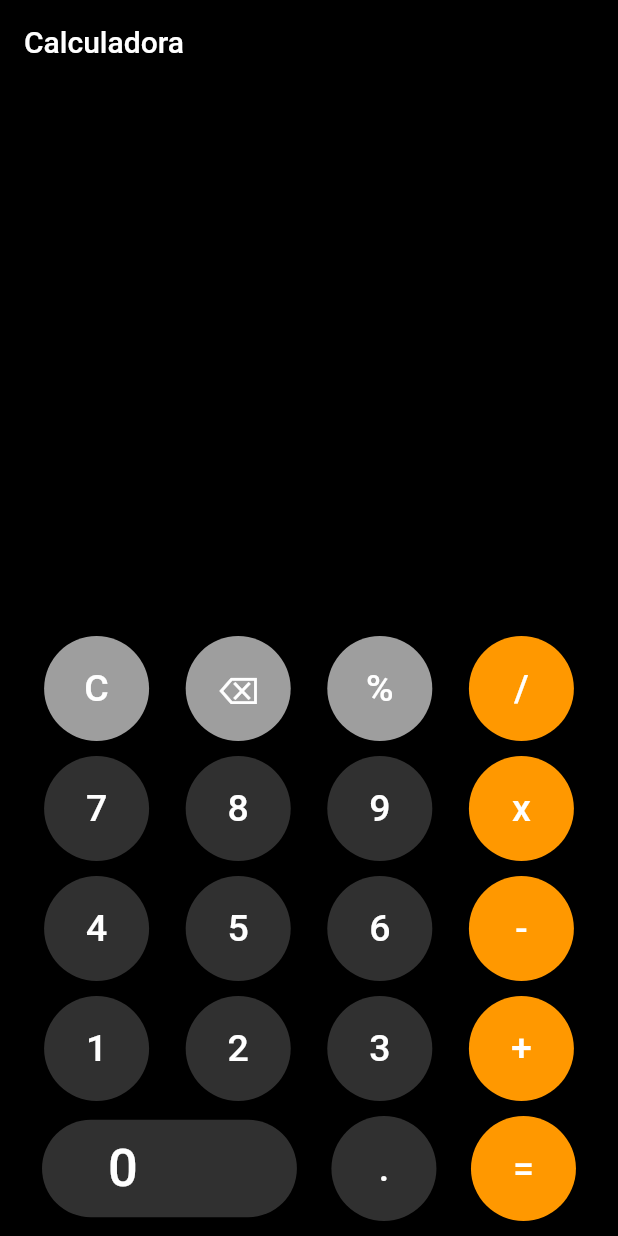
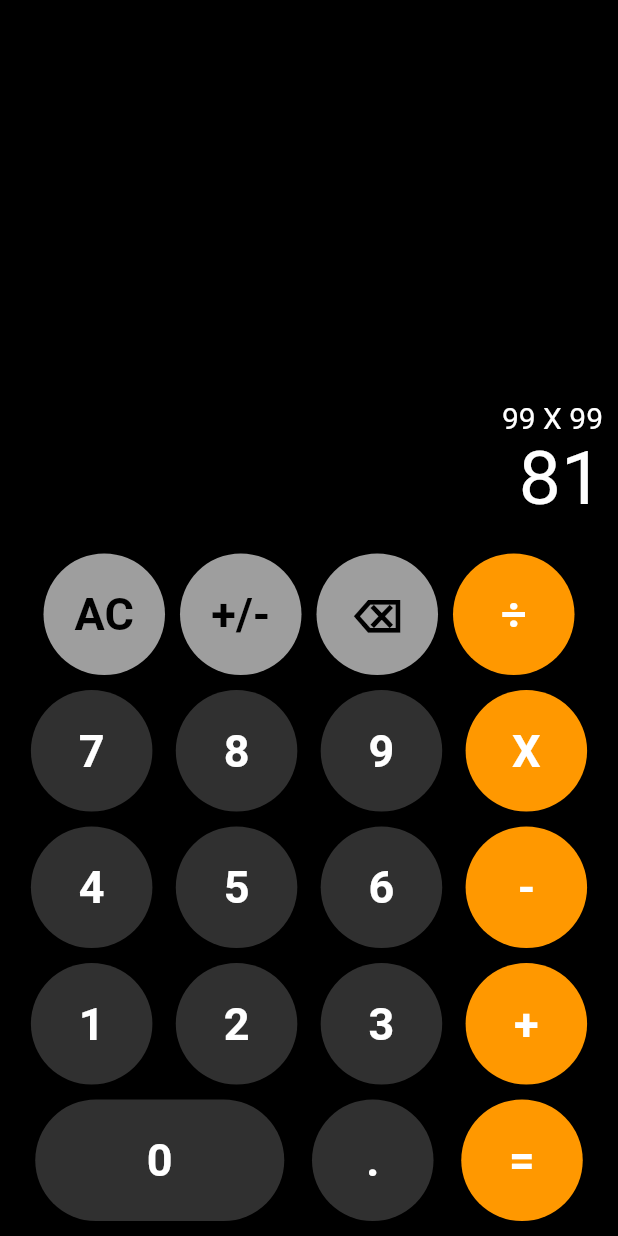
Before and after one commit to TheAlanMC/Calculadora, a Flutter app: the screen it shows after launch, on a phone screen of 412 x 824 dp. Run offline on Flutter 3.47's test engine with Material 2 defaults, Android fonts, the phone set to English and light mode, and no system bars.

Commit message:
Improved UI

```diff
--- a/lib/calculator.dart
+++ /dev/null
@@ -1,158 +0,0 @@
-// ignore_for_file: prefer_const_literals_to_create_immutables, prefer_const_constructors
-
-import 'package:flutter/material.dart';
-
-import 'numButton.dart';
-
-class Calculator extends StatefulWidget {
-  const Calculator({Key? key, required String title}) : super(key: key);
-
-  @override
-  State<Calculator> createState() => _CalculatorState();
-}
-
-class _CalculatorState extends State<Calculator> {
-  @override
-  Widget build(BuildContext context) {
-    return Scaffold(
-        backgroundColor: Colors.black,
-        appBar: AppBar(
-          title: const Text("Calculadora"),
-          backgroundColor: Colors.black,
-        ),
-        body: Padding(
-          padding: EdgeInsets.symmetric(horizontal: 5),
-          child: Column(
-            mainAxisAlignment: MainAxisAlignment.end,
-            children: [
-              Row(
-                mainAxisAlignment: MainAxisAlignment.end,
-                children: [
-                  Padding(
-                    padding: EdgeInsets.all(10.0),
-                    child: Text(
-                      text,
-                      textAlign: TextAlign.left,
-                      style: TextStyle(color: Colors.white, fontSize: 80),
-                    ),
-                  )
-                ],
-              ),
-              Row(
-                mainAxisAlignment: MainAxisAlignment.spaceEvenly,
-                children: [
-                  NumButton(btnText: "C", btnColor: Colors.grey),
-                  NumButton(btnText: "⌫", btnColor: Colors.grey),
-                  NumButton(btnText: "%", btnColor: Colors.grey),
-                  NumButton(btnText: "/", btnColor: Colors.orange),
-                ],
-              ),
-              SizedBox(
-                height: 10,
-              ),
-              Row(
-                mainAxisAlignment: MainAxisAlignment.spaceEvenly,
-                children: [
-                  NumButton(btnText: "7", btnColor: (Colors.grey[850])!),
-                  NumButton(btnText: "8", btnColor: (Colors.grey[850])!),
-                  NumButton(btnText: "9", btnColor: (Colors.grey[850])!),
-                  NumButton(btnText: "x", btnColor: Colors.orange),
-                ],
-              ),
-              SizedBox(
-                height: 10,
-              ),
-              Row(
-                mainAxisAlignment: MainAxisAlignment.spaceEvenly,
-                children: [
-                  NumButton(btnText: "4", btnColor: (Colors.grey[850])!),
-                  NumButton(btnText: "5", btnColor: (Colors.grey[850])!),
-                  NumButton(btnText: "6", btnColor: (Colors.grey[850])!),
-                  NumButton(btnText: "-", btnColor: Colors.orange),
-                ],
-              ),
-              SizedBox(
-                height: 10,
-              ),
-              Row(
-                mainAxisAlignment: MainAxisAlignment.spaceEvenly,
-                children: [
-                  NumButton(btnText: "1", btnColor: (Colors.grey[850])!),
-                  NumButton(btnText: "2", btnColor: (Colors.grey[850])!),
-                  NumButton(btnText: "3", btnColor: (Colors.grey[850])!),
-                  NumButton(btnText: "+", btnColor: Colors.orange),
-                ],
-              ),
-              SizedBox(
-                height: 10,
-              ),
-              Row(
-                mainAxisAlignment: MainAxisAlignment.spaceEvenly,
-                children: [
-                  ElevatedButton(
-                    onPressed: () {},
-                    child: Padding(
-                      padding: EdgeInsets.fromLTRB(28, 12, 90, 12),
-                      child: Text(
-                        "0",
-                        style: TextStyle(fontSize: 35, color: Colors.white),
-                      ),
-                    ),
-                    style: ElevatedButton.styleFrom(
-                        shape: StadiumBorder(), primary: (Colors.grey[850])),
-                  ),
-                  NumButton(btnText: ".", btnColor: (Colors.grey[850])!),
-                  NumButton(btnText: "=", btnColor: Colors.orange),
-                ],
-              ),
-              SizedBox(
-                height: 10,
-              ),
-            ],
-          ),
-        ));
-  }
-
-  //logic
-  int firstNumber = 0;
-  int secondNumber = 0;
-  String result = "";
-  String text = "";
-  String operation = "";
-
-  void calculate(String btnText) {
-    if (btnText == "C") {
-      result = "";
-      text = "";
-      firstNumber = 0;
-      secondNumber = 0;
-    } else if (btnText == "+" ||
-        btnText == "-" ||
-        btnText == "x" ||
-        btnText == "/") {
-      firstNumber = int.parse(text);
-      result = "";
-      operation = btnText;
-    } else if (btnText == "=") {
-      secondNumber = int.parse(text);
-      if (operation == "+") {
-        result = (firstNumber + secondNumber).toString();
-      }
-      if (operation == "-") {
-        result = (firstNumber - secondNumber).toString();
-      }
-      if (operation == "x") {
-        result = (firstNumber * secondNumber).toString();
-      }
-      if (operation == "/") {
-        result = (firstNumber / secondNumber).toString();
-      }
-    } else {
-      result = int.parse(text + btnText).toString();
-    }
-
-    setState(() {
-      text = result;
-    });
-  }
-}
--- a/lib/main.dart
+++ b/lib/main.dart
@@ -1,6 +1,6 @@
 import 'package:flutter/material.dart';
 
-import 'calculator.dart';
+import 'screens/calculator.dart';
 
 void main() {
   runApp(const MyApp());
@@ -11,9 +11,11 @@ class MyApp extends StatelessWidget {
 
   @override
   Widget build(BuildContext context) {
-    return const MaterialApp(
-      debugShowCheckedModeBanner: false,
-      home: Calculator(title: 'Calculadora'),
-    );
+    return MaterialApp(
+        debugShowCheckedModeBanner: false,
+        title: 'Calculadora',
+        home: Calculator(),
+        theme:
+            ThemeData.dark().copyWith(scaffoldBackgroundColor: Colors.black));
   }
 }
--- a/lib/numButton.dart
+++ /dev/null
@@ -1,67 +0,0 @@
-// ignore_for_file: prefer_const_literals_to_create_immutables, prefer_const_constructors
-
-import 'package:flutter/material.dart';
-
-class NumButton extends StatelessWidget {
-  final String btnText;
-  final Color btnColor;
-  final Color txtColor;
-  const NumButton({
-    Key? key,
-    required this.btnText,
-    required this.btnColor,
-    this.txtColor = Colors.white,
-  }) : super(key: key);
-
-  @override
-  Widget build(BuildContext context) {
-    return ElevatedButton(
-      onPressed: () => {print(btnText)},
-      style: ElevatedButton.styleFrom(
-        fixedSize: Size(70, 70),
-        shape: CircleBorder(),
-        primary: btnColor,
-      ),
-      child: Text(
-        btnText,
-        style: TextStyle(fontSize: 25, color: txtColor),
-      ),
-    );
-  }
-
-  void calculate(String btnText) {
-    if (btnText == "C") {
-      result = "";
-      text = "";
-      firstNumber = 0;
-      secondNumber = 0;
-    } else if (btnText == "+" ||
-        btnText == "-" ||
-        btnText == "x" ||
-        btnText == "/") {
-      firstNumber = int.parse(text);
-      result = "";
-      operation = btnText;
-    } else if (btnText == "=") {
-      secondNumber = int.parse(text);
-      if (operation == "+") {
-        result = (firstNumber + secondNumber).toString();
-      }
-      if (operation == "-") {
-        result = (firstNumber - secondNumber).toString();
-      }
-      if (operation == "x") {
-        result = (firstNumber * secondNumber).toString();
-      }
-      if (operation == "/") {
-        result = (firstNumber / secondNumber).toString();
-      }
-    } else {
-      result = int.parse(text + btnText).toString();
-    }
-
-    setState(() {
-      text = result;
-    });
-  }
-}
--- /dev/null
+++ b/lib/screens/calculator.dart
@@ -0,0 +1,84 @@
+import 'package:calculadora/widgets/main_result.dart';
+import 'package:calculadora/widgets/sub_result.dart';
+import 'package:flutter/material.dart';
+import '../widgets/num_button.dart';
+
+class Calculator extends StatelessWidget {
+  const Calculator({Key? key}) : super(key: key);
+
+  @override
+  Widget build(BuildContext context) {
+    return Scaffold(
+        body: SafeArea(
+            child: Container(
+                margin: EdgeInsets.symmetric(horizontal: 10),
+                child: Column(
+                  children: [
+                    Expanded(
+                      child: Container(),
+                    ),
+                    SubResult(text: "99 X 99"),
+                    MainResult(text: "81"),
+                    Row(
+                      mainAxisAlignment: MainAxisAlignment.center,
+                      children: [
+                        NumButton(
+                          btnText: "AC",
+                          btnColor: Colors.grey,
+                          txtColor: Colors.black,
+                        ),
+                        NumButton(
+                          btnText: "+/-",
+                          btnColor: Colors.grey,
+                          txtColor: Colors.black,
+                        ),
+                        NumButton(
+                          btnText: "⌫",
+                          btnColor: Colors.grey,
+                          txtColor: Colors.black,
+                        ),
+                        NumButton(btnText: "÷", btnColor: Colors.orange),
+                      ],
+                    ),
+                    Row(
+                      mainAxisAlignment: MainAxisAlignment.spaceEvenly,
+                      children: [
+                        NumButton(btnText: "7", btnColor: Color(0xff303030)),
+                        NumButton(btnText: "8", btnColor: Color(0xff303030)),
+                        NumButton(btnText: "9", btnColor: Color(0xff303030)),
+                        NumButton(btnText: "X", btnColor: Colors.orange),
+                      ],
+                    ),
+                    Row(
+                      mainAxisAlignment: MainAxisAlignment.spaceEvenly,
+                      children: [
+                        NumButton(btnText: "4", btnColor: Color(0xff303030)),
+                        NumButton(btnText: "5", btnColor: Color(0xff303030)),
+                        NumButton(btnText: "6", btnColor: Color(0xff303030)),
+                        NumButton(btnText: "-", btnColor: Colors.orange),
+                      ],
+                    ),
+                    Row(
+                      mainAxisAlignment: MainAxisAlignment.spaceEvenly,
+                      children: [
+                        NumButton(btnText: "1", btnColor: Color(0xff303030)),
+                        NumButton(btnText: "2", btnColor: Color(0xff303030)),
+                        NumButton(btnText: "3", btnColor: Color(0xff303030)),
+                        NumButton(btnText: "+", btnColor: Colors.orange),
+                      ],
+                    ),
+                    Row(
+                      mainAxisAlignment: MainAxisAlignment.spaceEvenly,
+                      children: [
+                        NumButton(
+                            btnText: "0",
+                            btnColor: Color(0xff303030),
+                            big: true),
+                        NumButton(btnText: ".", btnColor: Color(0xff303030)),
+                        NumButton(btnText: "=", btnColor: Colors.orange),
+                      ],
+                    ),
+                  ],
+                ))));
+  }
+}
--- /dev/null
+++ b/lib/widgets/main_result.dart
@@ -0,0 +1,19 @@
+import 'package:flutter/material.dart';
+
+class MainResult extends StatelessWidget {
+  final String text;
+  const MainResult({Key? key, required this.text}) : super(key: key);
+
+  @override
+  Widget build(BuildContext context) {
+    return Container(
+      margin: EdgeInsets.only(bottom: 20),
+      width: double.infinity,
+      alignment: Alignment.centerRight,
+      child: Text(
+        text,
+        style: TextStyle(fontSize: 50),
+      ),
+    );
+  }
+}
--- /dev/null
+++ b/lib/widgets/num_button.dart
@@ -0,0 +1,41 @@
+import 'package:flutter/material.dart';
+
+class NumButton extends StatelessWidget {
+  final String btnText;
+  final Color btnColor;
+  final Color txtColor;
+  final bool big;
+
+  const NumButton(
+      {Key? key,
+      required this.btnText,
+      required this.btnColor,
+      this.txtColor = Colors.white,
+      this.big = false})
+      : super(key: key);
+
+  @override
+  Widget build(BuildContext context) {
+    final ButtonStyle = TextButton.styleFrom(
+      backgroundColor: this.btnColor,
+      primary: this.txtColor,
+      shape: StadiumBorder(),
+    );
+    return Container(
+      margin: EdgeInsets.only(bottom: 10, right: 5, left: 5),
+      child: TextButton(
+          style: ButtonStyle,
+          onPressed: () {
+            print(btnText);
+          },
+          child: SizedBox(
+            width: big ? 150 : 65,
+            height: 65,
+            child: Center(
+                child: Text(btnText,
+                    style:
+                        TextStyle(fontSize: 30, fontWeight: FontWeight.w700))),
+          )),
+    );
+  }
+}
--- /dev/null
+++ b/lib/widgets/sub_result.dart
@@ -0,0 +1,18 @@
+import 'package:flutter/material.dart';
+
+class SubResult extends StatelessWidget {
+  final String text;
+  const SubResult({Key? key, required this.text}) : super(key: key);
+
+  @override
+  Widget build(BuildContext context) {
+    return Container(
+      width: double.infinity,
+      alignment: Alignment.centerRight,
+      child: Text(
+        text,
+        style: TextStyle(fontSize: 20),
+      ),
+    );
+  }
+}
```
